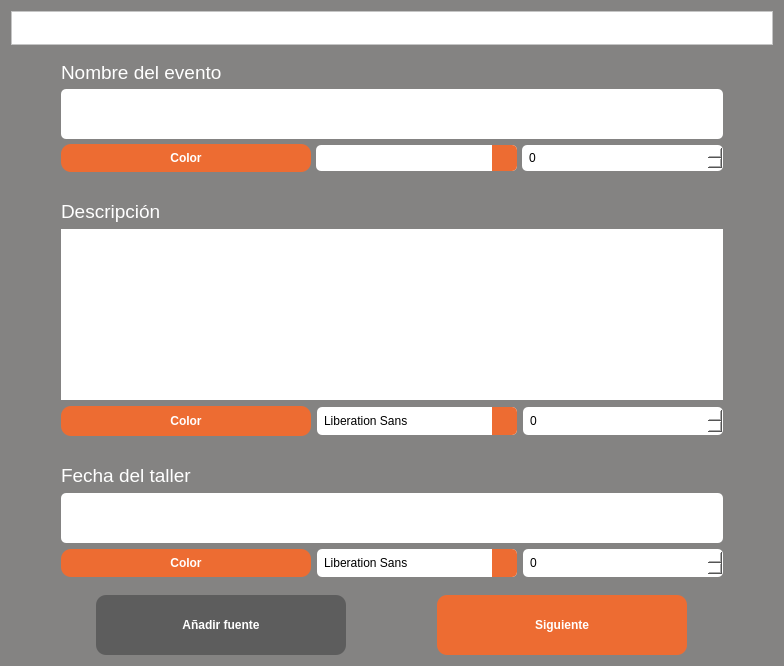
Qt form ui/DiplomaFieldsScreen.ui (RicarlOz/DiplomaGenerator) before a commit.
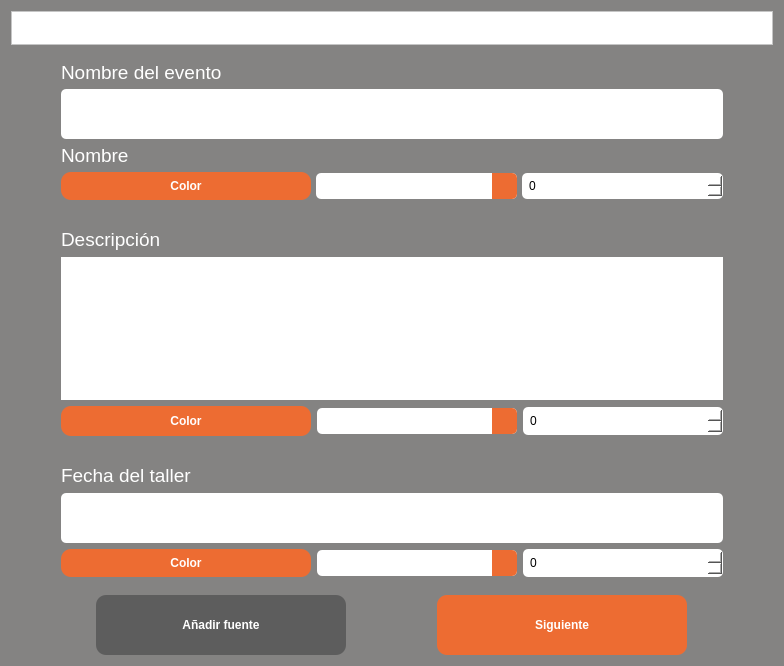
The same form after that commit. Icons and pictures are not drawn.

The edit to the form file:
```diff
--- a/ui/DiplomaFieldsScreen.ui
+++ b/ui/DiplomaFieldsScreen.ui
@@ -120,6 +120,18 @@
          </property>
         </widget>
        </item>
+       <item>
+        <widget class="QLabel" name="label">
+         <property name="font">
+          <font>
+           <pointsize>14</pointsize>
+          </font>
+         </property>
+         <property name="text">
+          <string>Nombre</string>
+         </property>
+        </widget>
+       </item>
        <item>
         <layout class="QHBoxLayout" name="horizontalLayout_2">
          <property name="bottomMargin">
@@ -306,13 +318,7 @@
           </widget>
          </item>
          <item>
-          <widget class="QFontComboBox" name="cbFontDesc">
-           <property name="minimumSize">
-            <size>
-             <width>200</width>
-             <height>28</height>
-            </size>
-           </property>
+          <widget class="QComboBox" name="cbFontDesc">
            <property name="styleSheet">
             <string notr="true">QComboBox{
     border: none;
@@ -477,13 +483,7 @@
           </widget>
          </item>
          <item>
-          <widget class="QFontComboBox" name="cbFontDate">
-           <property name="minimumSize">
-            <size>
-             <width>200</width>
-             <height>28</height>
-            </size>
-           </property>
+          <widget class="QComboBox" name="cbFontDate">
            <property name="styleSheet">
             <string notr="true">QComboBox{
     border: none;
```
